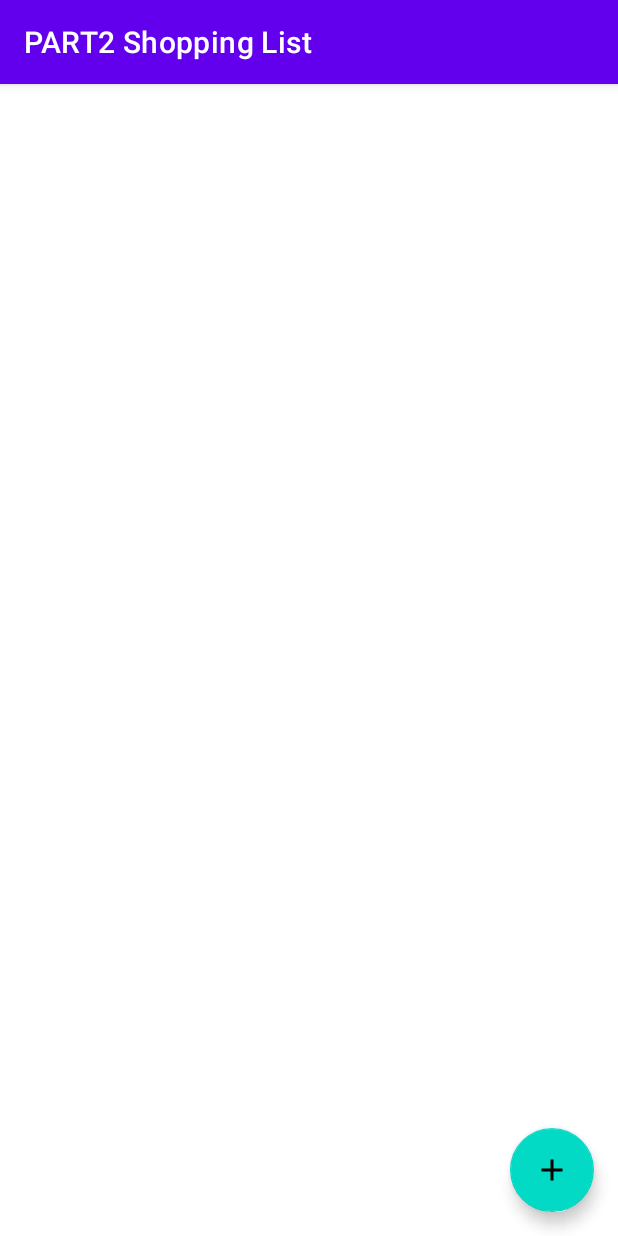
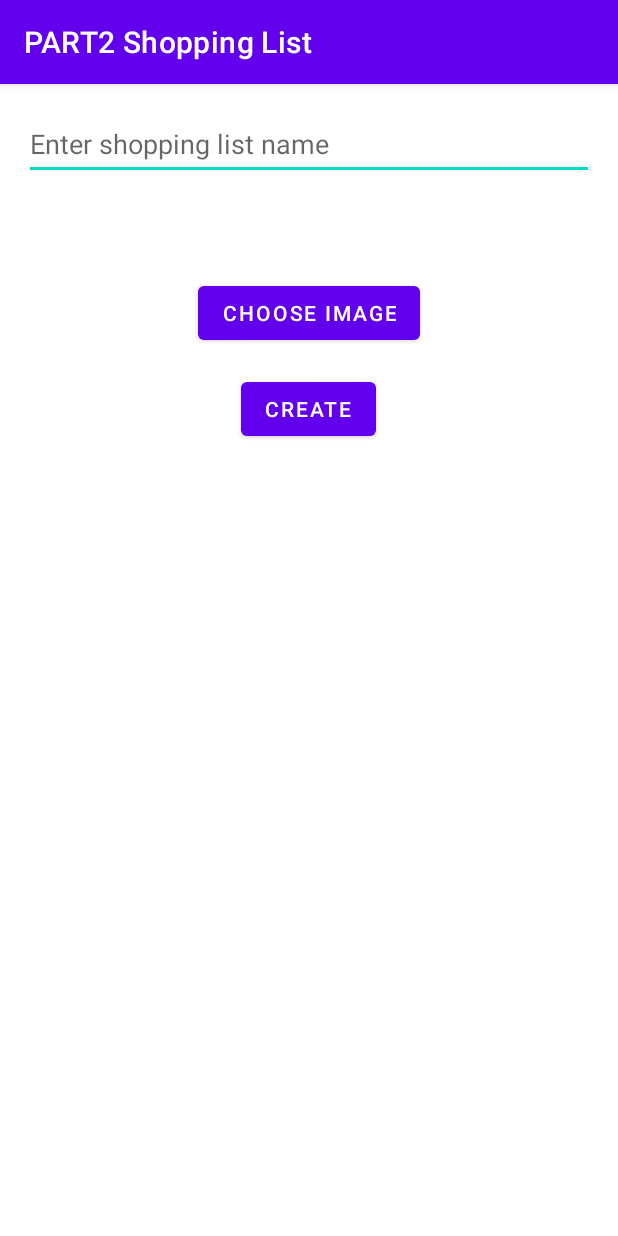
Before and after one commit to DonovanBrowne/Part2, an Android app: the screen it shows after launch (MainActivity before the commit, CreateListActivity after it), after a tap on "Add Product", on a phone screen of 412 x 824 dp. Run offline under Robolectric (Android 15) with nearby library versions, the phone set to English and light mode, and no system bars; our stand-ins replace Picasso, Room's generated code.

Commit message:
Task 1 & 2 fully functional

```diff
--- a/app/src/main/java/uk/ac/le/co2103/part2/MainActivity.java
+++ b/app/src/main/java/uk/ac/le/co2103/part2/MainActivity.java
@@ -1,31 +1,65 @@
 package uk.ac.le.co2103.part2;
 
-import androidx.appcompat.app.AppCompatActivity;
-
+import android.content.Intent;
 import android.os.Bundle;
 import android.util.Log;
 import android.widget.Toast;
 
+import androidx.annotation.Nullable;
+import androidx.appcompat.app.AppCompatActivity;
+import androidx.lifecycle.Observer;
+import androidx.recyclerview.widget.LinearLayoutManager;
+import androidx.recyclerview.widget.RecyclerView;
+import androidx.room.Room;
+
 import com.google.android.material.floatingactionbutton.FloatingActionButton;
 
+import java.util.List;
+
+import uk.ac.le.co2103.part2.database.AppDatabase;
+import uk.ac.le.co2103.part2.shoppinglistapp.CreateListActivity;
+import uk.ac.le.co2103.part2.shoppinglistapp.ShoppingList;
+import uk.ac.le.co2103.part2.shoppinglistapp.adapter.ShoppingListAdapter;
+
 public class MainActivity extends AppCompatActivity {
-
+    private static final int REQUEST_CREATE_LIST = 1;
+    private RecyclerView recyclerView;
+    private ShoppingListAdapter adapter;
+    private AppDatabase database;
     private static final String TAG = MainActivity.class.getSimpleName();
 
     @Override
     protected void onCreate(Bundle savedInstanceState) {
         super.onCreate(savedInstanceState);
+        setContentView(R.layout.activity_main);
+
+        recyclerView = findViewById(R.id.recyclerview);
+        recyclerView.setLayoutManager(new LinearLayoutManager(this));
+        adapter = new ShoppingListAdapter();
+        recyclerView.setAdapter(adapter);
+
+        database = AppDatabase.getInstance(this);
+
+        // Load shopping lists from database and set them to adapter
+        loadShoppingLists();
 
         Log.d(TAG, "onCreate()");
-
-        setContentView(R.layout.activity_main);
-
 
         final FloatingActionButton button = findViewById(R.id.fab);
         button.setOnClickListener(view -> {
             Log.d(TAG, "Floating action button clicked.");
-            Toast.makeText(getApplicationContext(), "Not implemented yet.", Toast.LENGTH_LONG).show();
+            Intent intent = new Intent(MainActivity.this, CreateListActivity.class);
+            startActivityForResult(intent, REQUEST_CREATE_LIST, null); // Passing null for the Bundle
         });
     }
 
+    private void loadShoppingLists() {
+        database.shoppingListDao().getAllShoppingLists().observe(this, new Observer<List<ShoppingList>>() {
+            @Override
+            public void onChanged(@Nullable final List<ShoppingList> shoppingLists) {
+                // Update the cached copy of the shopping lists in the adapter.
+                adapter.setShoppingLists(shoppingLists);
+            }
+        });
+    }
 }
--- /dev/null
+++ b/app/src/main/java/uk/ac/le/co2103/part2/database/AppDatabase.java
@@ -0,0 +1,28 @@
+package uk.ac.le.co2103.part2.database;
+
+import android.content.Context;
+
+import androidx.room.Database;
+import androidx.room.Room;
+import androidx.room.RoomDatabase;
+
+import uk.ac.le.co2103.part2.shoppinglistapp.Product;
+import uk.ac.le.co2103.part2.shoppinglistapp.ShoppingList;
+import uk.ac.le.co2103.part2.shoppinglistapp.dao.ProductDao;
+import uk.ac.le.co2103.part2.shoppinglistapp.dao.ShoppingListDao;
+
+@Database(entities = {ShoppingList.class, Product.class}, version = 2)
+public abstract class AppDatabase extends RoomDatabase {
+    public abstract ShoppingListDao shoppingListDao();
+    public abstract ProductDao productDao();
+    private static AppDatabase INSTANCE;
+
+    public static synchronized AppDatabase getInstance(Context context) {
+        if (INSTANCE == null) {
+            INSTANCE = Room.databaseBuilder(context.getApplicationContext(),
+                            AppDatabase.class, "shopping-list-db")
+                    .fallbackToDestructiveMigration()
+                    .build();
+        }
+        return INSTANCE;}
+}
--- /dev/null
+++ b/app/src/main/java/uk/ac/le/co2103/part2/shoppinglistapp/CreateListActivity.java
@@ -0,0 +1,91 @@
+package uk.ac.le.co2103.part2.shoppinglistapp;
+
+import android.content.Intent;
+import android.graphics.Bitmap;
+import android.net.Uri;
+import android.provider.MediaStore;
+import android.os.Bundle;
+import android.widget.Button;
+import android.widget.EditText;
+import android.widget.ImageView;
+import android.widget.Toast;
+
+import androidx.appcompat.app.AppCompatActivity;
+import androidx.room.Room;
+
+import uk.ac.le.co2103.part2.R;
+import uk.ac.le.co2103.part2.database.AppDatabase;
+
+import java.io.IOException;
+
+public class CreateListActivity extends AppCompatActivity {
+
+    private static final int PICK_IMAGE_REQUEST = 101;
+    private ImageView imageView;
+    private Uri imageUri;
+    private AppDatabase database;
+    @Override
+    protected void onCreate(Bundle savedInstanceState) {
+        super.onCreate(savedInstanceState);
+        setContentView(R.layout.activity_create_list);
+
+        database = AppDatabase.getInstance(this);
+
+
+        EditText editTextName = findViewById(R.id.edit_text_name);
+        Button createButton = findViewById(R.id.button_create);
+        imageView = findViewById(R.id.image_view);
+        Button pickImageButton = findViewById(R.id.button_choose_image);
+
+        pickImageButton.setOnClickListener(view -> {
+            Intent intent = new Intent();
+            intent.setType("image/*");
+            intent.setAction(Intent.ACTION_GET_CONTENT);
+            startActivityForResult(Intent.createChooser(intent, "Select Picture"), PICK_IMAGE_REQUEST);
+        });
+
+        createButton.setOnClickListener(view -> {
+            String shoppingListName = editTextName.getText().toString();
+            // Check if the user has entered a name
+            if (shoppingListName.isEmpty()) {
+                // Display a popup error message
+                Toast.makeText(CreateListActivity.this, "Please enter a name for the shopping list.", Toast.LENGTH_SHORT).show();
+            } else {
+
+            // Prepare the result intent and finish the activity
+                Intent resultIntent = new Intent();
+                resultIntent.putExtra("shopping_list_name", shoppingListName);
+                if (imageUri != null) {
+                resultIntent.putExtra("shopping_list_image", imageUri.toString());
+                }
+                setResult(RESULT_OK, resultIntent);
+
+                // Create a new thread to insert the shopping list into the database
+                new Thread(() -> {
+                    ShoppingList shoppingList = new ShoppingList();
+                    shoppingList.setName(shoppingListName);
+                    if (imageUri != null) {
+                        shoppingList.setImage(imageUri.toString());
+                    }
+                    database.shoppingListDao().insert(shoppingList);
+                }).start();
+
+                finish();}
+        });
+    }
+
+    @Override
+    protected void onActivityResult(int requestCode, int resultCode, Intent data) {
+        super.onActivityResult(requestCode, resultCode, data);
+
+        if (requestCode == PICK_IMAGE_REQUEST && resultCode == RESULT_OK && data != null && data.getData() != null) {
+            imageUri = data.getData();
+            try {
+                Bitmap bitmap = MediaStore.Images.Media.getBitmap(getContentResolver(), imageUri);
+                imageView.setImageBitmap(bitmap);
+            } catch (IOException e) {
+                e.printStackTrace();
+            }
+        }
+    }
+}
--- /dev/null
+++ b/app/src/main/java/uk/ac/le/co2103/part2/shoppinglistapp/adapter/ShoppingListAdapter.java
@@ -0,0 +1,59 @@
+package uk.ac.le.co2103.part2.shoppinglistapp.adapter;
+
+import android.view.LayoutInflater;
+import android.view.View;
+import android.view.ViewGroup;
+import android.widget.ImageView;
+import android.widget.TextView;
+
+import androidx.annotation.NonNull;
+import androidx.recyclerview.widget.RecyclerView;
+
+import com.squareup.picasso.Picasso;
+
+import java.util.List;
+
+import uk.ac.le.co2103.part2.R;
+import uk.ac.le.co2103.part2.shoppinglistapp.ShoppingList;
+
+public class ShoppingListAdapter extends RecyclerView.Adapter<ShoppingListAdapter.ViewHolder> {
+    private List<ShoppingList> shoppingLists;
+
+    public void setShoppingLists(List<ShoppingList> shoppingLists) {
+        this.shoppingLists = shoppingLists;
+        notifyDataSetChanged();
+    }
+
+    @NonNull
+    @Override
+    public ViewHolder onCreateViewHolder(@NonNull ViewGroup parent, int viewType) {
+        View view = LayoutInflater.from(parent.getContext()).inflate(R.layout.recyclerview_item, parent, false);
+        return new ViewHolder(view);
+    }
+
+    @Override
+    public void onBindViewHolder(@NonNull ViewHolder holder, int position) {
+        ShoppingList shoppingList = shoppingLists.get(position);
+        holder.bind(shoppingList);
+    }
+
+    @Override
+    public int getItemCount() {
+        return shoppingLists == null ? 0 : shoppingLists.size();
+    }
+
+    public class ViewHolder extends RecyclerView.ViewHolder {
+        private TextView TextView;
+        private ImageView imageView;
+
+        public ViewHolder(@NonNull View itemView) {
+            super(itemView);
+            TextView = itemView.findViewById(R.id.text_view);
+            imageView = itemView.findViewById(R.id.image_view);
+        }
+
+        public void bind(ShoppingList shoppingList) {
+            TextView.setText(shoppingList.getName());
+            Picasso.get().load(shoppingList.getImage()).into(imageView);        }
+    }
+}
--- /dev/null
+++ b/app/src/main/java/uk/ac/le/co2103/part2/shoppinglistapp/dao/ProductDao.java
@@ -0,0 +1,19 @@
+package uk.ac.le.co2103.part2.shoppinglistapp.dao;
+
+import androidx.room.Dao;
+import androidx.room.Insert;
+import androidx.room.Query;
+
+import java.util.List;
+
+import uk.ac.le.co2103.part2.shoppinglistapp.Product;
+
+@Dao
+public interface ProductDao {
+    @Insert
+    void insert(Product product);
+    @Query("SELECT * FROM Product WHERE listId = :listId")
+    List<Product> getProductsForList(int listId);
+
+    // Other CRUD operations for Product
+}
--- /dev/null
+++ b/app/src/main/java/uk/ac/le/co2103/part2/shoppinglistapp/dao/ShoppingListDao.java
@@ -0,0 +1,18 @@
+package uk.ac.le.co2103.part2.shoppinglistapp.dao;
+
+import androidx.lifecycle.LiveData;
+import androidx.room.Dao;
+import androidx.room.Insert;
+import androidx.room.Query;
+
+import java.util.List;
+
+import uk.ac.le.co2103.part2.shoppinglistapp.ShoppingList;
+@Dao
+public interface ShoppingListDao {
+    @Insert
+    void insert(ShoppingList shoppingList);
+    @Query("SELECT * FROM ShoppingList")
+    LiveData<List<ShoppingList>>getAllShoppingLists();
+
+}
--- /dev/null
+++ b/app/src/main/res/drawable/placeholder_image.xml
@@ -0,0 +1,4 @@
+<?xml version="1.0" encoding="utf-8"?>
+<selector xmlns:android="http://schemas.android.com/apk/res/android">
+
+</selector>
--- /dev/null
+++ b/app/src/main/res/layout/activity_create_list.xml
@@ -0,0 +1,56 @@
+<?xml version="1.0" encoding="utf-8"?>
+
+
+<androidx.constraintlayout.widget.ConstraintLayout xmlns:android="http://schemas.android.com/apk/res/android"
+    xmlns:tools="http://schemas.android.com/tools"
+    android:layout_width="match_parent"
+    android:layout_height="match_parent">
+
+    <RelativeLayout
+        android:layout_width="match_parent"
+        android:layout_height="match_parent"
+        tools:layout_editor_absoluteX="55dp"
+        tools:layout_editor_absoluteY="30dp">
+
+        <EditText
+            android:id="@+id/edit_text_name"
+            android:layout_width="match_parent"
+            android:layout_height="wrap_content"
+            android:layout_marginStart="16dp"
+            android:layout_marginTop="16dp"
+            android:layout_marginEnd="16dp"
+            android:layout_marginBottom="16dp"
+            android:hint="Enter shopping list name"
+            android:minHeight="48dp" />
+
+        <ImageView
+            android:id="@+id/image_view"
+            android:layout_width="match_parent"
+            android:layout_height="wrap_content"
+            android:layout_below="@id/edit_text_name"
+            android:layout_margin="16dp"
+            android:src="@drawable/placeholder_image"
+            android:visibility="visible" />
+
+        <Button
+            android:id="@+id/button_choose_image"
+            android:layout_width="wrap_content"
+            android:layout_height="wrap_content"
+            android:layout_below="@id/image_view"
+            android:layout_centerHorizontal="true"
+            android:layout_marginTop="16dp"
+            android:text="Choose Image"
+            android:visibility="visible"/>
+
+        <Button
+            android:id="@+id/button_create"
+            android:layout_width="wrap_content"
+            android:layout_height="wrap_content"
+            android:layout_below="@id/button_choose_image"
+            android:layout_centerHorizontal="true"
+            android:layout_marginTop="16dp"
+            android:text="Create"/>
+    </RelativeLayout>
+
+
+</androidx.constraintlayout.widget.ConstraintLayout>
--- a/gradle.properties
+++ b/gradle.properties
@@ -18,5 +18,5 @@ android.useAndroidX=true
 # Automatically convert third-party libraries to use AndroidX
 android.enableJetifier=true
 android.defaults.buildfeatures.buildconfig=true
-android.nonTransitiveRClass=false
+android.nonTransitiveRClass=true
 android.nonFinalResIds=false
```
Also changed, not shown: app/build.gradle (+16 -4 lines), app/src/main/AndroidManifest.xml (+6 -1 lines), app/src/main/java/uk/ac/le/co2103/part2/shoppinglistapp/Product.java (added, +49 -0 lines), app/src/main/java/uk/ac/le/co2103/part2/shoppinglistapp/ShoppingList.java (added, +37 -0 lines), app/src/main/res/layout/recyclerview_item.xml (+7 -1 lines), 2 other files.
